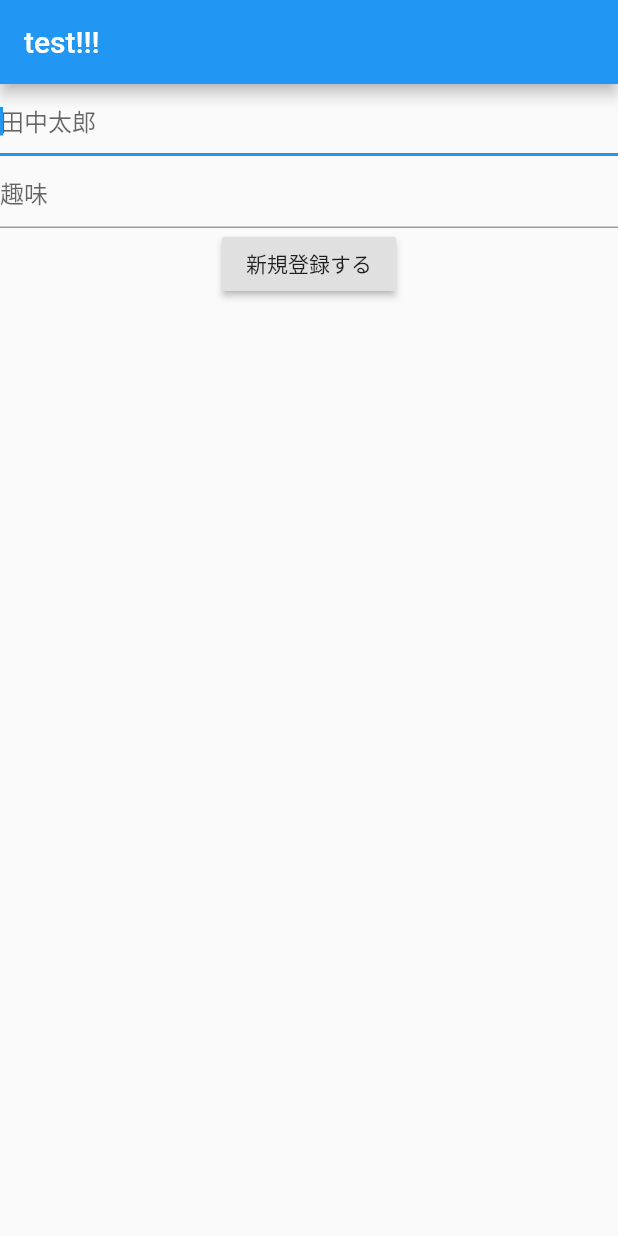
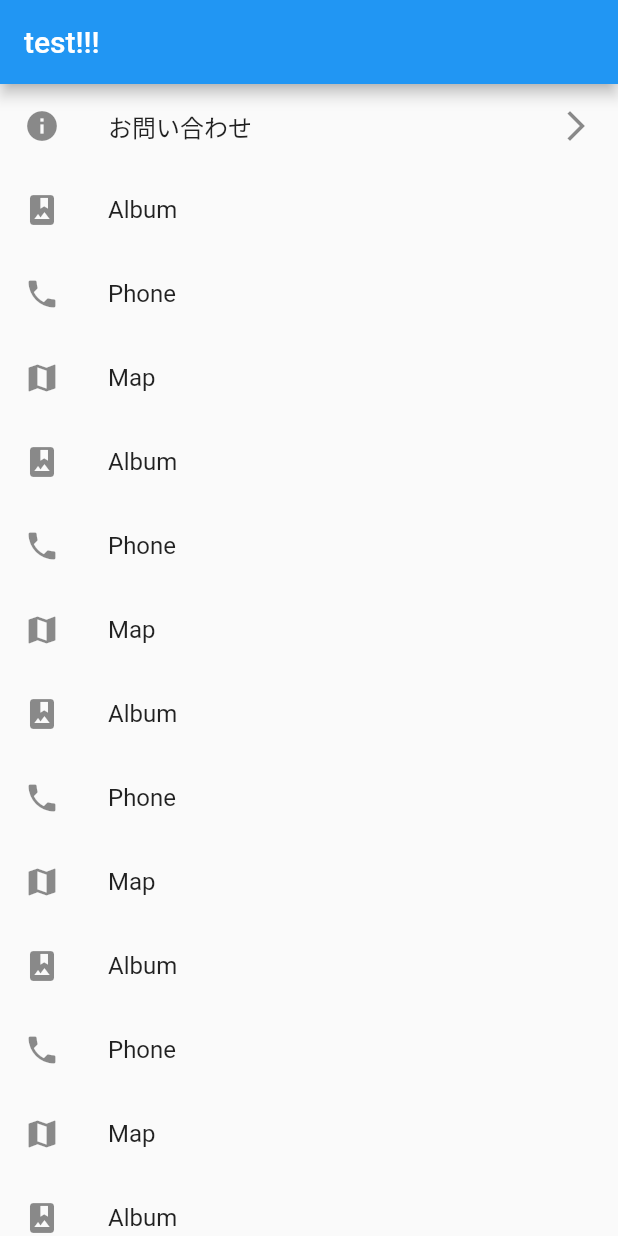
Before and after one commit to takumi1005/flutter-lerning, a Flutter app: the screen it shows after launch, on a phone screen of 412 x 824 dp. Run offline on Flutter 3.47's test engine with Material 2 defaults, Android fonts, the phone set to English and light mode, and no system bars.

Commit message:
ListViewの基本

```diff
--- a/lib/main.dart
+++ b/lib/main.dart
@@ -29,20 +29,6 @@ class MyHomePage extends StatefulWidget {
 }
 
 class _MyHomePageState extends State<MyHomePage> {
-  int _counter = 0;
-
-  void _incrementCounter() {
-    setState(() {
-      _counter++;
-    });
-  }
-
-  String text = '次へ';
-
-  final myFocusNode = FocusNode();
-
-  String name;
-
   @override
   Widget build(BuildContext context) {
     return Scaffold(
@@ -51,28 +37,99 @@ class _MyHomePageState extends State<MyHomePage> {
       ),
       body: Container(
         width: double.infinity,
-        child: Column(
+        child: ListView(
           children: <Widget>[
-            TextField(
-              autofocus: true,
-              decoration: InputDecoration(
-                hintText: '田中太郎',
-              ),
-              onChanged: (text) {
-                name = text;
+            ListTile(
+              leading: Icon(Icons.info),
+              title: Text('お問い合わせ'),
+              trailing: Icon(Icons.arrow_forward_ios),
+              onTap: () {
+                // 画面遷移
+                Navigator.push(
+                  context,
+                  MaterialPageRoute(builder: (context) => NextPage('あああ')),
+                );
               },
             ),
-            TextField(
-              autofocus: true,
-              decoration: InputDecoration(
-                hintText: '趣味',
-              ),
+            ListTile(
+              leading: Icon(Icons.photo_album),
+              title: Text('Album'),
             ),
-            RaisedButton(
-              child: Text('新規登録する'),
-              onPressed: () {
-                // TODO: ここにフォーカスするためのコード
-              },
+            ListTile(
+              leading: Icon(Icons.phone),
+              title: Text('Phone'),
+            ),
+            ListTile(
+              leading: Icon(Icons.map),
+              title: Text('Map'),
+            ),
+            ListTile(
+              leading: Icon(Icons.photo_album),
+              title: Text('Album'),
+            ),
+            ListTile(
+              leading: Icon(Icons.phone),
+              title: Text('Phone'),
+            ),
+            ListTile(
+              leading: Icon(Icons.map),
+              title: Text('Map'),
+            ),
+            ListTile(
+              leading: Icon(Icons.photo_album),
+              title: Text('Album'),
+            ),
+            ListTile(
+              leading: Icon(Icons.phone),
+              title: Text('Phone'),
+            ),
+            ListTile(
+              leading: Icon(Icons.map),
+              title: Text('Map'),
+            ),
+            ListTile(
+              leading: Icon(Icons.photo_album),
+              title: Text('Album'),
+            ),
+            ListTile(
+              leading: Icon(Icons.phone),
+              title: Text('Phone'),
+            ),
+            ListTile(
+              leading: Icon(Icons.map),
+              title: Text('Map'),
+            ),
+            ListTile(
+              leading: Icon(Icons.photo_album),
+              title: Text('Album'),
+            ),
+            ListTile(
+              leading: Icon(Icons.phone),
+              title: Text('Phone'),
+            ),
+            ListTile(
+              leading: Icon(Icons.map),
+              title: Text('Map'),
+            ),
+            ListTile(
+              leading: Icon(Icons.photo_album),
+              title: Text('Album'),
+            ),
+            ListTile(
+              leading: Icon(Icons.phone),
+              title: Text('Phone'),
+            ),
+            ListTile(
+              leading: Icon(Icons.map),
+              title: Text('Map'),
+            ),
+            ListTile(
+              leading: Icon(Icons.photo_album),
+              title: Text('Album'),
+            ),
+            ListTile(
+              leading: Icon(Icons.phone),
+              title: Text('Phone'),
             ),
           ],
         ),
```
